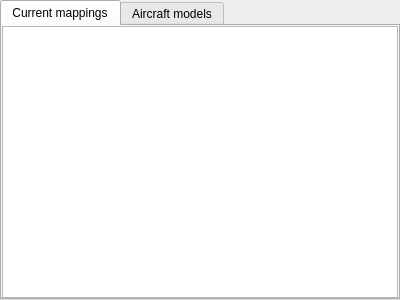
The window that src/blackgui/components/mappingcomponent.ui (swift-project/pilotclient) describes before a commit, drawn with Qt 5.
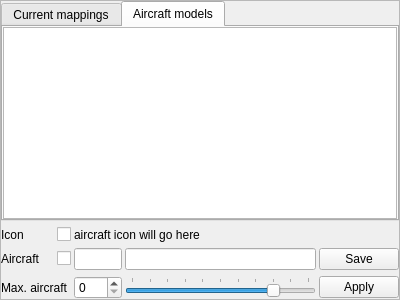
The same window after the commit. Custom widgets are drawn as their Qt base class.

Commit message: refs #368, mapping component * aircraft can be enabled / disabled * mappings can be changed * models previewed if there is a FSX thumbnail

```diff
--- a/src/blackgui/components/mappingcomponent.ui
+++ b/src/blackgui/components/mappingcomponent.ui
@@ -1,7 +1,7 @@
 <?xml version="1.0" encoding="UTF-8"?>
 <ui version="4.0">
  <class>CMappingComponent</class>
- <widget class="QTabWidget" name="CMappingComponent">
+ <widget class="QFrame" name="CMappingComponent">
   <property name="geometry">
    <rect>
     <x>0</x>
@@ -13,6 +13,37 @@
   <property name="windowTitle">
    <string>TabWidget</string>
   </property>
+  <property name="frameShape">
+   <enum>QFrame::StyledPanel</enum>
+  </property>
+  <property name="frameShadow">
+   <enum>QFrame::Raised</enum>
+  </property>
+  <layout class="QGridLayout" name="gl_MappingComponent" columnstretch="0,0,1,4,0">
+   <property name="leftMargin">
+    <number>0</number>
+   </property>
+   <property name="topMargin">
+    <number>0</number>
+   </property>
+   <property name="rightMargin">
+    <number>0</number>
+   </property>
+   <property name="bottomMargin">
+    <number>0</number>
+   </property>
+   <property name="horizontalSpacing">
+    <number>3</number>
+   </property>
+   <item row="3" column="2">
+    <widget class="QSpinBox" name="sb_MaxAircraft">
+     <property name="maximum">
+      <number>50</number>
+     </property>
+    </widget>
+   </item>
+   <item row="0" column="0" colspan="5">
+    <widget class="QTabWidget" name="tw_ListViews">
   <property name="currentIndex">
    <number>0</number>
   </property>
@@ -81,12 +112,126 @@
    </layout>
   </widget>
  </widget>
+   </item>
+   <item row="2" column="3">
+    <widget class="QLineEdit" name="le_AircraftModel"/>
+   </item>
+   <item row="3" column="0" colspan="2">
+    <widget class="QLabel" name="lbl_MaxAircraft">
+     <property name="text">
+      <string>Max. aircraft </string>
+     </property>
+     <property name="margin">
+      <number>0</number>
+     </property>
+     <property name="indent">
+      <number>-1</number>
+     </property>
+    </widget>
+   </item>
+   <item row="3" column="3">
+    <widget class="QSlider" name="hs_MaxAircraft">
+     <property name="maximum">
+      <number>50</number>
+     </property>
+     <property name="pageStep">
+      <number>5</number>
+     </property>
+     <property name="value">
+      <number>40</number>
+     </property>
+     <property name="orientation">
+      <enum>Qt::Horizontal</enum>
+     </property>
+     <property name="tickPosition">
+      <enum>QSlider::TicksAbove</enum>
+     </property>
+     <property name="tickInterval">
+      <number>5</number>
+     </property>
+    </widget>
+   </item>
+   <item row="2" column="2">
+    <widget class="QLineEdit" name="le_Callsign">
+     <property name="maxLength">
+      <number>5</number>
+     </property>
+     <property name="readOnly">
+      <bool>true</bool>
+     </property>
+    </widget>
+   </item>
+   <item row="2" column="0">
+    <widget class="QLabel" name="lbl_Aircraft">
+     <property name="text">
+      <string>Aircraft</string>
+     </property>
+    </widget>
+   </item>
+   <item row="2" column="4">
+    <widget class="QPushButton" name="pb_SaveAircraft">
+     <property name="text">
+      <string>Save</string>
+     </property>
+    </widget>
+   </item>
+   <item row="3" column="4">
+    <widget class="QPushButton" name="pb_ApplyMaxAircraft">
+     <property name="text">
+      <string>Apply</string>
+     </property>
+    </widget>
+   </item>
+   <item row="2" column="1" alignment="Qt::AlignRight">
+    <widget class="QCheckBox" name="cb_AircraftEnabled">
+     <property name="toolTip">
+      <string>enabled / disable</string>
+     </property>
+     <property name="text">
+      <string/>
+     </property>
+    </widget>
+   </item>
+   <item row="1" column="0">
+    <widget class="QLabel" name="lbl_AircraftIcon">
+     <property name="text">
+      <string>Icon</string>
+     </property>
+    </widget>
+   </item>
+   <item row="1" column="2" colspan="3" alignment="Qt::AlignLeft">
+    <widget class="QLabel" name="lbl_AircraftIconDisplayed">
+     <property name="text">
+      <string>aircraft icon will go here</string>
+     </property>
+    </widget>
+   </item>
+   <item row="1" column="1" alignment="Qt::AlignRight">
+    <widget class="QCheckBox" name="cb_AircraftIconDisplayed">
+     <property name="toolTip">
+      <string>show / hide icon</string>
+     </property>
+     <property name="text">
+      <string/>
+     </property>
+     <property name="checked">
+      <bool>false</bool>
+     </property>
+    </widget>
+   </item>
+  </layout>
+ </widget>
  <customwidgets>
   <customwidget>
    <class>BlackGui::Views::CAircraftModelView</class>
    <extends>QTableView</extends>
    <header>blackgui/views/aircraftmodelview.h</header>
   </customwidget>
+  <customwidget>
+   <class>BlackGui::Views::CSimulatedAircraftView</class>
+   <extends>QTableView</extends>
+   <header>blackgui/views/simulatedaircraftview.h</header>
+  </customwidget>
  </customwidgets>
  <resources/>
  <connections/>
```
Left out of the diff: 6 changed lines with no effect on the pictures. Lines whose indentation alone changed are shown as unchanged. The commit also changes 2 other files.
